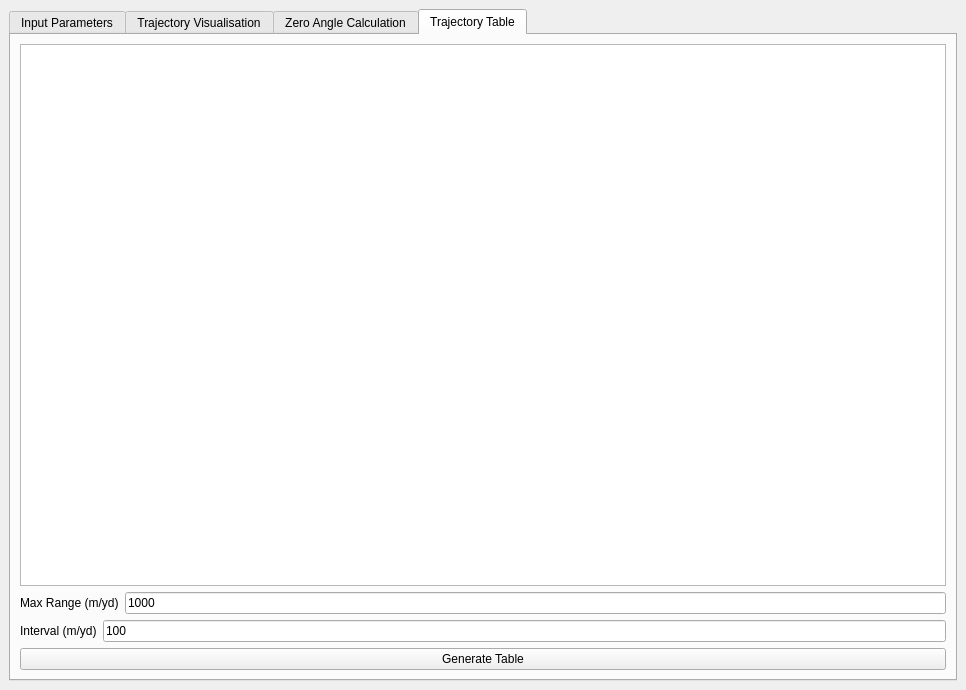
Qt form mainwindow.ui (bogflap/BallisticCalculator) before a commit.
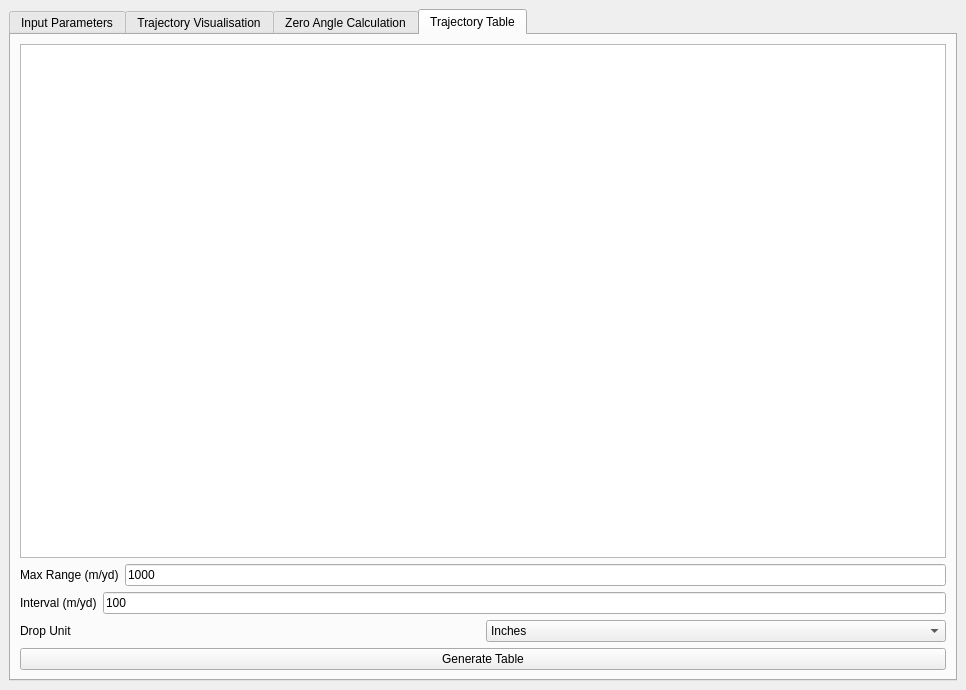
The same form after that commit. The open tabs and pages were chosen to show the change. Custom widgets are drawn as their Qt base class.

Commit message: Display drop as Inches, MOA or MIL

```diff
--- a/mainwindow.ui
+++ b/mainwindow.ui
@@ -333,6 +333,39 @@
           </item>
          </layout>
         </item>
+        <item>
+         <layout class="QHBoxLayout" name="horizontalLayout_16">
+          <item>
+           <widget class="QLabel" name="dropUnitLabel">
+            <property name="text">
+             <string>Drop Unit</string>
+            </property>
+           </widget>
+          </item>
+          <item>
+           <widget class="QComboBox" name="dropUnitComboBox">
+            <property name="currentIndex">
+             <number>0</number>
+            </property>
+            <item>
+             <property name="text">
+              <string>Inches</string>
+             </property>
+            </item>
+            <item>
+             <property name="text">
+              <string>MOA</string>
+             </property>
+            </item>
+            <item>
+             <property name="text">
+              <string>MIL</string>
+             </property>
+            </item>
+           </widget>
+          </item>
+         </layout>
+        </item>
         <item>
          <widget class="QPushButton" name="generateTableButton">
           <property name="text">
```
Left out of the diff: 2 changed lines with no effect on the pictures. The commit also changes 2 other files.
